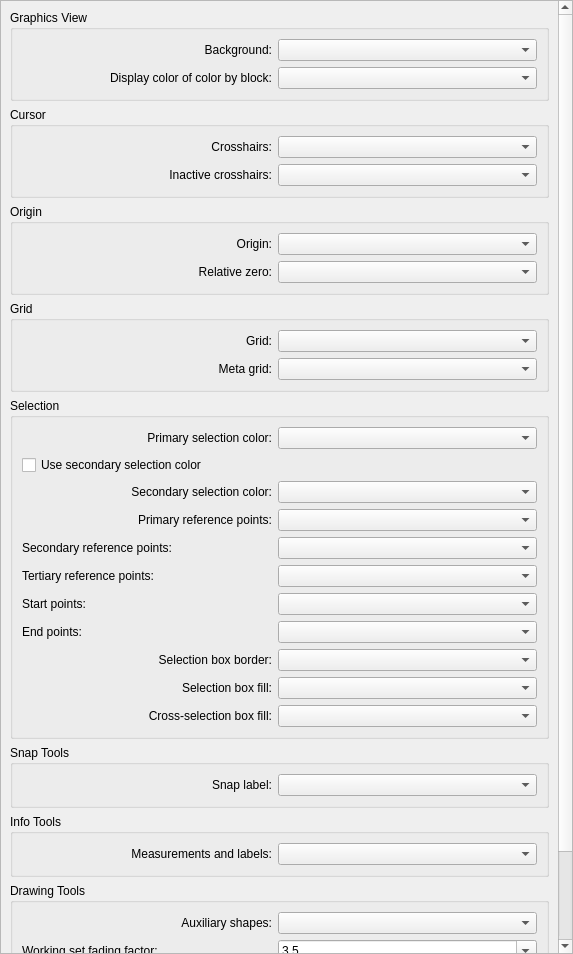
qcad/qcad, file scripts/Edit/AppPreferences/GraphicsViewPreferences/ColorPreferences/PreferencesPage.ui: the form before one commit.
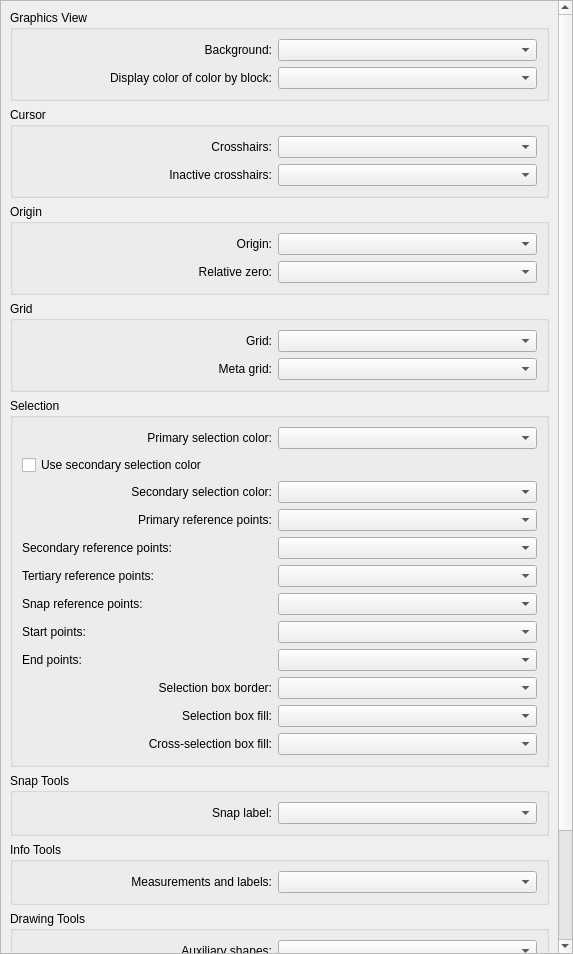
The form after the commit. Custom widgets are drawn as their Qt base class.

Commit message: add snap tool reference points with separate color

Diff of the .ui file:
```diff
--- a/scripts/Edit/AppPreferences/GraphicsViewPreferences/ColorPreferences/PreferencesPage.ui
+++ b/scripts/Edit/AppPreferences/GraphicsViewPreferences/ColorPreferences/PreferencesPage.ui
@@ -507,7 +507,7 @@
          </property>
         </widget>
        </item>
-       <item row="8" column="0">
+       <item row="9" column="0">
         <widget class="QLabel" name="label_8">
          <property name="minimumSize">
           <size>
@@ -523,7 +523,7 @@
          </property>
         </widget>
        </item>
-       <item row="8" column="1">
+       <item row="9" column="1">
         <widget class="RColorCombo" name="SelectionBoxColor">
          <property name="onlyFixed" stdset="0">
           <bool>true</bool>
@@ -543,7 +543,7 @@
          </property>
         </widget>
        </item>
-       <item row="9" column="0">
+       <item row="10" column="0">
         <widget class="QLabel" name="label_9">
          <property name="minimumSize">
           <size>
@@ -559,7 +559,7 @@
          </property>
         </widget>
        </item>
-       <item row="9" column="1">
+       <item row="10" column="1">
         <widget class="RColorCombo" name="SelectionBoxBackgroundColor">
          <property name="onlyFixed" stdset="0">
           <bool>true</bool>
@@ -579,7 +579,7 @@
          </property>
         </widget>
        </item>
-       <item row="10" column="0">
+       <item row="11" column="0">
         <widget class="QLabel" name="label_12">
          <property name="minimumSize">
           <size>
@@ -595,7 +595,7 @@
          </property>
         </widget>
        </item>
-       <item row="10" column="1">
+       <item row="11" column="1">
         <widget class="RColorCombo" name="SelectionBoxBackgroundCrossColor">
          <property name="onlyFixed" stdset="0">
           <bool>true</bool>
@@ -615,21 +615,21 @@
          </property>
         </widget>
        </item>
-       <item row="6" column="0">
+       <item row="7" column="0">
         <widget class="QLabel" name="label_18">
          <property name="text">
           <string>Start points:</string>
          </property>
         </widget>
        </item>
-       <item row="7" column="0">
+       <item row="8" column="0">
         <widget class="QLabel" name="label_19">
          <property name="text">
           <string>End points:</string>
          </property>
         </widget>
        </item>
-       <item row="6" column="1">
+       <item row="7" column="1">
         <widget class="RColorCombo" name="StartReferencePointColor">
          <property name="onlyFixed" stdset="0">
           <bool>true</bool>
@@ -649,7 +649,7 @@
          </property>
         </widget>
        </item>
-       <item row="7" column="1">
+       <item row="8" column="1">
         <widget class="RColorCombo" name="EndReferencePointColor">
          <property name="onlyFixed" stdset="0">
           <bool>true</bool>
@@ -696,6 +696,33 @@
          </property>
         </widget>
        </item>
+       <item row="6" column="0">
+        <widget class="QLabel" name="label_22">
+         <property name="text">
+          <string>Snap reference points:</string>
+         </property>
+        </widget>
+       </item>
+       <item row="6" column="1">
+        <widget class="RColorCombo" name="SnapReferencePointColor">
+         <property name="onlyFixed" stdset="0">
+          <bool>true</bool>
+         </property>
+         <property name="showAlphaChannel" stdset="0">
+          <bool>true</bool>
+         </property>
+         <property name="color" stdset="0">
+          <color>
+           <red>0</red>
+           <green>64</green>
+           <blue>200</blue>
+          </color>
+         </property>
+         <property name="blackWhite" stdset="0">
+          <bool>false</bool>
+         </property>
+        </widget>
+       </item>
       </layout>
      </widget>
     </item>
```
The commit also changes 5 other files.
